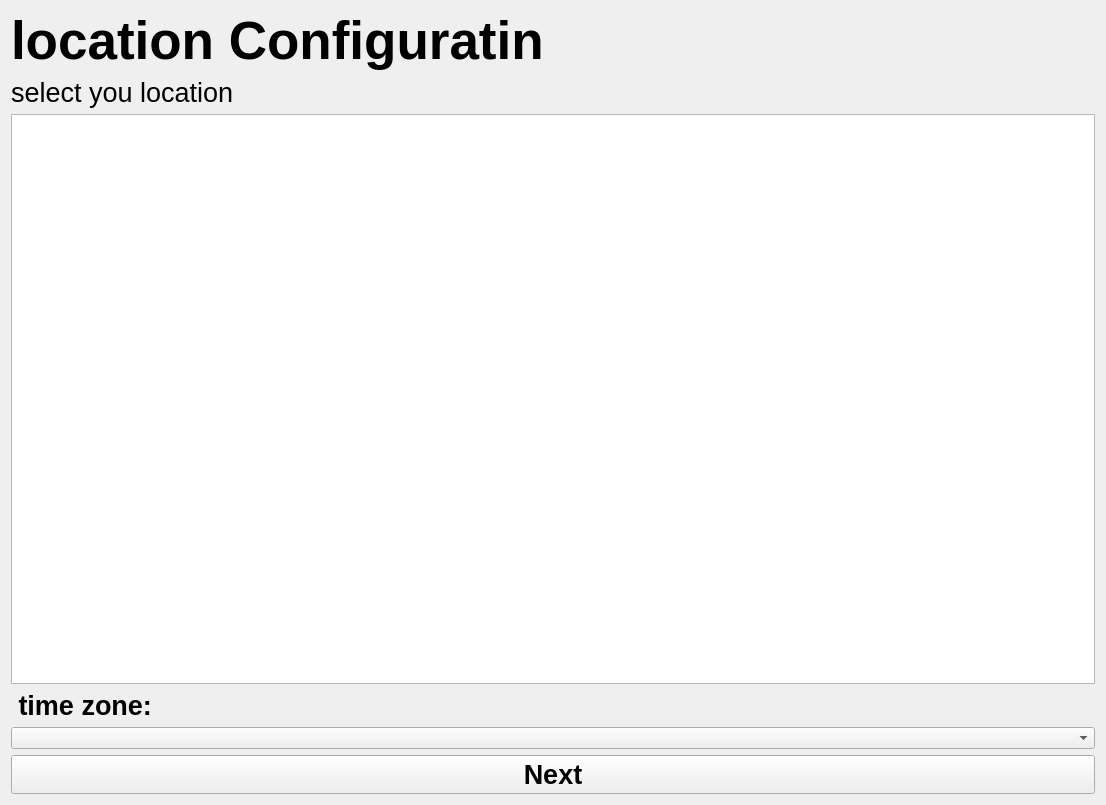
Old version of the form location.ui in the repository n1cef/kraken_installer.
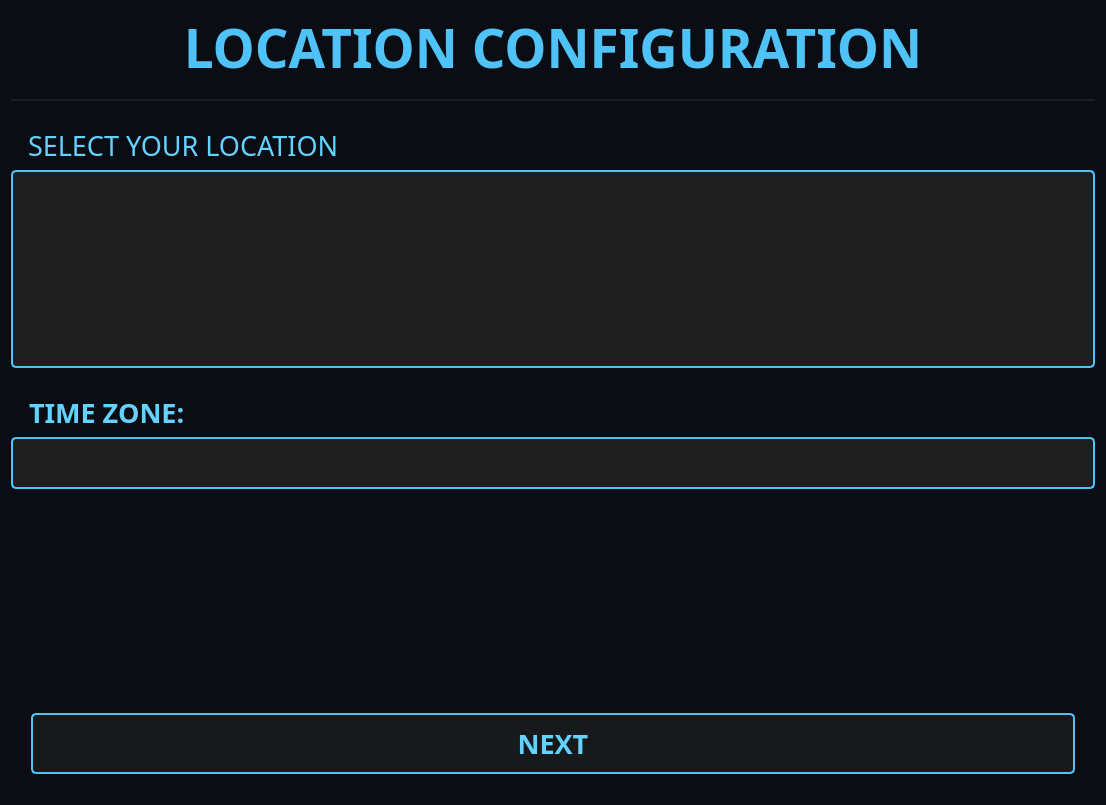
New version of the form. Icons and pictures are not drawn.

The edit to the form file:
```diff
--- a/location.ui
+++ b/location.ui
@@ -11,22 +11,32 @@
    </rect>
   </property>
   <property name="windowTitle">
-   <string>Form</string>
+   <string>Location Configuration</string>
+  </property>
+  <property name="styleSheet">
+   <string notr="true">background-color: #0a0e14;</string>
   </property>
   <layout class="QVBoxLayout" name="verticalLayout">
    <item>
     <widget class="QLabel" name="label">
      <property name="font">
       <font>
+       <family>SpaceMono Nerd Font</family>
        <pointsize>40</pointsize>
        <bold>true</bold>
       </font>
      </property>
      <property name="styleSheet">
-      <string notr="true">color:&quot;blue&quot;</string>
+      <string notr="true">color: #4fc3f7;
+        padding-bottom: 15px;
+        border-bottom: 2px solid #1e1e1e;
+        margin-bottom: 20px;</string>
      </property>
      <property name="text">
-      <string>location Configuratin</string>
+      <string>LOCATION CONFIGURATION</string>
+     </property>
+     <property name="alignment">
+      <set>Qt::AlignmentFlag::AlignCenter</set>
      </property>
     </widget>
    </item>
@@ -34,16 +44,55 @@
     <widget class="QLabel" name="label_2">
      <property name="font">
       <font>
+       <family>SpaceMono Nerd Font</family>
        <pointsize>20</pointsize>
       </font>
      </property>
+     <property name="styleSheet">
+      <string notr="true">color: #64d2ff;
+        padding-left: 10px;</string>
+     </property>
      <property name="text">
-      <string>select you location </string>
+      <string>SELECT YOUR LOCATION</string>
      </property>
     </widget>
    </item>
    <item>
     <widget class="QListWidget" name="countryList">
+     <property name="font">
+      <font>
+       <family>SpaceMono Nerd Font</family>
+       <pointsize>16</pointsize>
+      </font>
+     </property>
+     <property name="styleSheet">
+      <string notr="true">
+        QListWidget {
+          background-color: #1e1e1e;
+          color: #ffffff;
+          border: 2px solid #4fc3f7;
+          border-radius: 5px;
+          padding: 8px;
+        }
+        QListWidget::item {
+          padding: 10px;
+          border-bottom: 1px solid #3a3a3a;
+        }
+        QListWidget::item:selected {
+          background-color: #4fc3f7;
+          color: #000000;
+        }
+        QScrollBar:vertical {
+          background: #1e1e1e;
+          width: 10px;
+        }
+        QScrollBar::handle:vertical {
+          background: #4fc3f7;
+          min-height: 20px;
+          border-radius: 5px;
+        }
+      </string>
+     </property>
      <property name="uniformItemSizes">
       <bool>true</bool>
      </property>
@@ -53,31 +102,108 @@
     <widget class="QLabel" name="label_3">
      <property name="font">
       <font>
+       <family>SpaceMono Nerd Font</family>
        <pointsize>20</pointsize>
        <bold>true</bold>
       </font>
      </property>
+     <property name="styleSheet">
+      <string notr="true">color: #64d2ff;
+        padding-left: 10px;
+        margin-top: 20px;</string>
+     </property>
      <property name="text">
-      <string> time zone:</string>
+      <string>TIME ZONE:</string>
      </property>
     </widget>
    </item>
    <item>
-    <widget class="QComboBox" name="timezoneCombo"/>
+    <widget class="QComboBox" name="timezoneCombo">
+     <property name="font">
+      <font>
+       <family>SpaceMono Nerd Font</family>
+       <pointsize>16</pointsize>
+      </font>
+     </property>
+     <property name="styleSheet">
+      <string notr="true">
+        QComboBox {
+          background-color: #1e1e1e;
+          color: #ffffff;
+          border: 2px solid #4fc3f7;
+          border-radius: 5px;
+          padding: 8px;
+          min-height: 30px;
+        }
+        QComboBox::drop-down {
+          border: none;
+          width: 30px;
+        }
+        QComboBox::down-arrow {
+          image: url(:/images/arrow-down.png);
+          width: 16px;
+          height: 16px;
+        }
+        QComboBox QAbstractItemView {
+          background-color: #1e1e1e;
+          color: #ffffff;
+          selection-background-color: #4fc3f7;
+          selection-color: #000000;
+          border: 2px solid #4fc3f7;
+        }
+      </string>
+     </property>
+    </widget>
+   </item>
+   <item>
+    <spacer name="verticalSpacer">
+     <property name="orientation">
+      <enum>Qt::Orientation::Vertical</enum>
+     </property>
+     <property name="sizeHint" stdset="0">
+      <size>
+       <width>20</width>
+       <height>40</height>
+      </size>
+     </property>
+    </spacer>
    </item>
    <item>
     <widget class="QPushButton" name="location_btn">
+     <property name="minimumSize">
+      <size>
+       <width>200</width>
+       <height>60</height>
+      </size>
+     </property>
      <property name="font">
       <font>
+       <family>SpaceMono Nerd Font</family>
        <pointsize>20</pointsize>
        <bold>true</bold>
       </font>
      </property>
      <property name="styleSheet">
-      <string notr="true">color:&quot;cyan&quot;</string>
+      <string notr="true">
+        QPushButton {
+          color: #64d2ff;
+          background-color: rgba(30, 30, 30, 0.7);
+          border: 2px solid #4fc3f7;
+          border-radius: 5px;
+          padding: 10px 40px;
+          margin: 20px;
+        }
+        QPushButton:hover {
+          background-color: rgba(79, 195, 247, 0.2);
+        }
+        QPushButton:pressed {
+          background-color: rgba(79, 195, 247, 0.4);
+          border-color: #64d2ff;
+        }
+      </string>
      </property>
      <property name="text">
-      <string>Next</string>
+      <string>NEXT</string>
      </property>
     </widget>
    </item>
```
